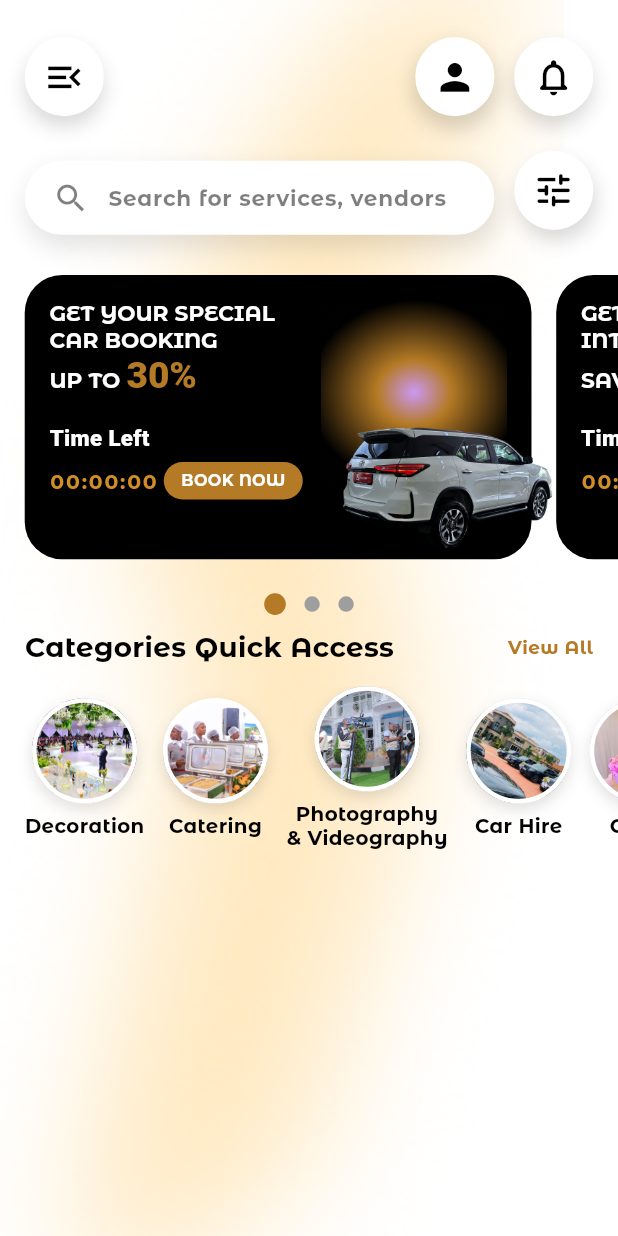
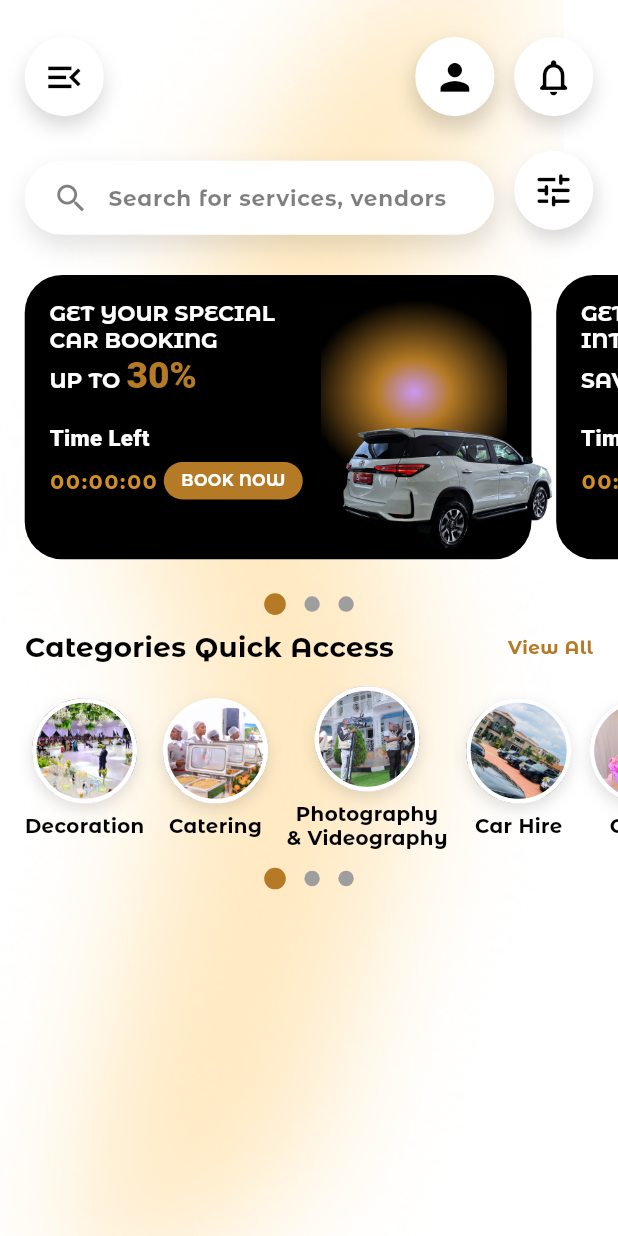
Before and after one commit to Alvin11David/Events-Uganda, a Flutter app: the CustomerHomeScreen screen opened directly, on a phone screen of 412 x 824 dp. Run offline on Flutter 3.47's test engine with Material 3 defaults, Android fonts, the phone set to English and light mode, and no system bars; our stand-ins replace firebase_auth, firebase_core, google_sign_in; accounts and stored records are empty; Roboto replaces fonts that are missing (Abril Fatface).

Commit message:
Changed the size

```diff
--- a/events_uganda/lib/Users/Customers/Customer_Home_Screen.dart
+++ b/events_uganda/lib/Users/Customers/Customer_Home_Screen.dart
@@ -17,6 +17,8 @@ class _CustomerHomeScreenState extends State<CustomerHomeScreen>
   Duration _remaining = const Duration(hours: 0, minutes: 0, seconds: 0);
   final ScrollController _promoScrollController = ScrollController();
   int _activeCardIndex = 0;
+  final ScrollController _circleScrollController = ScrollController();
+  int _activeCircleIndex = 0;
 
   Widget _buildCircleItem(
     double screenWidth,
@@ -66,12 +68,29 @@ class _CustomerHomeScreenState extends State<CustomerHomeScreen>
   void initState() {
     super.initState();
     _promoScrollController.addListener(_onPromoScroll);
+    _circleScrollController.addListener(_onCircleScroll);
     _startCountdown();
     _searchFocus.addListener(() {
       setState(() {
         _isSearchFocused = _searchFocus.hasFocus;
       });
     });
+  }
+
+  void _onCircleScroll() {
+    if (!mounted) return;
+    final screenWidth = MediaQuery.of(context).size.width;
+    final itemWidth = 70.0;
+    final spacing = screenWidth * 0.03;
+    final offset = _circleScrollController.offset;
+
+    final index = ((offset + itemWidth / 2) / (itemWidth + spacing))
+        .clamp(0, 4)
+        .toInt();
+
+    if (index != _activeCircleIndex) {
+      setState(() => _activeCircleIndex = index);
+    }
   }
 
   void _onPromoScroll() {
@@ -571,7 +590,9 @@ class _CustomerHomeScreenState extends State<CustomerHomeScreen>
                   SizedBox(height: screenWidth * 0.03),
                   SingleChildScrollView(
                     scrollDirection: Axis.horizontal,
-                    padding: EdgeInsets.symmetric(horizontal: screenWidth * 0.04),
+                    padding: EdgeInsets.symmetric(
+                      horizontal: screenWidth * 0.04,
+                    ),
                     child: Row(
                       children: [
                         _buildCircleItem(
@@ -611,6 +632,34 @@ class _CustomerHomeScreenState extends State<CustomerHomeScreen>
                       ],
                     ),
                   ),
+                  SizedBox(height: screenWidth * 0.03),
+                  Row(
+                    mainAxisAlignment: MainAxisAlignment.center,
+                    children: List.generate(3, (index) {
+                      final isActive = index == _activeCardIndex;
+                      return Padding(
+                        padding: EdgeInsets.symmetric(
+                          horizontal: screenWidth * 0.015,
+                        ),
+                        child: AnimatedContainer(
+                          duration: const Duration(milliseconds: 300),
+                          curve: Curves.easeOut,
+                          width: isActive
+                              ? screenWidth * 0.035
+                              : screenWidth * 0.025,
+                          height: isActive
+                              ? screenWidth * 0.035
+                              : screenWidth * 0.025,
+                          decoration: BoxDecoration(
+                            color: isActive
+                                ? const Color(0xFFB47A25)
+                                : Colors.grey,
+                            borderRadius: BorderRadius.circular(15),
+                          ),
+                        ),
+                      );
+                    }),
+                  ),
                 ],
               ),
             ),
```
Lines whose indentation alone changed are shown as unchanged.
